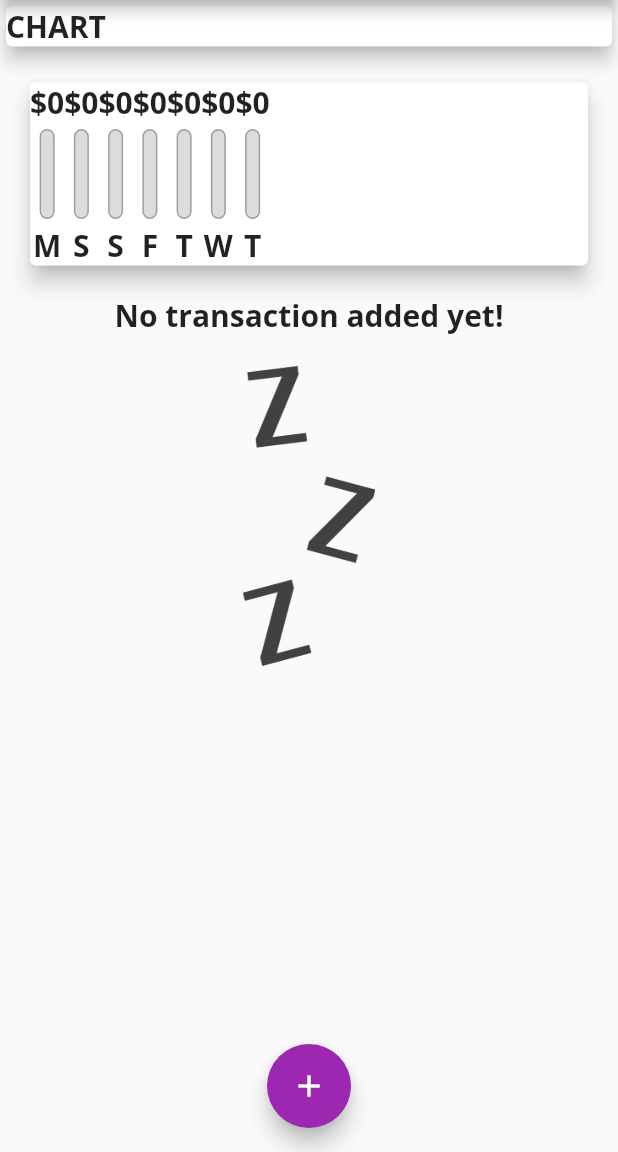
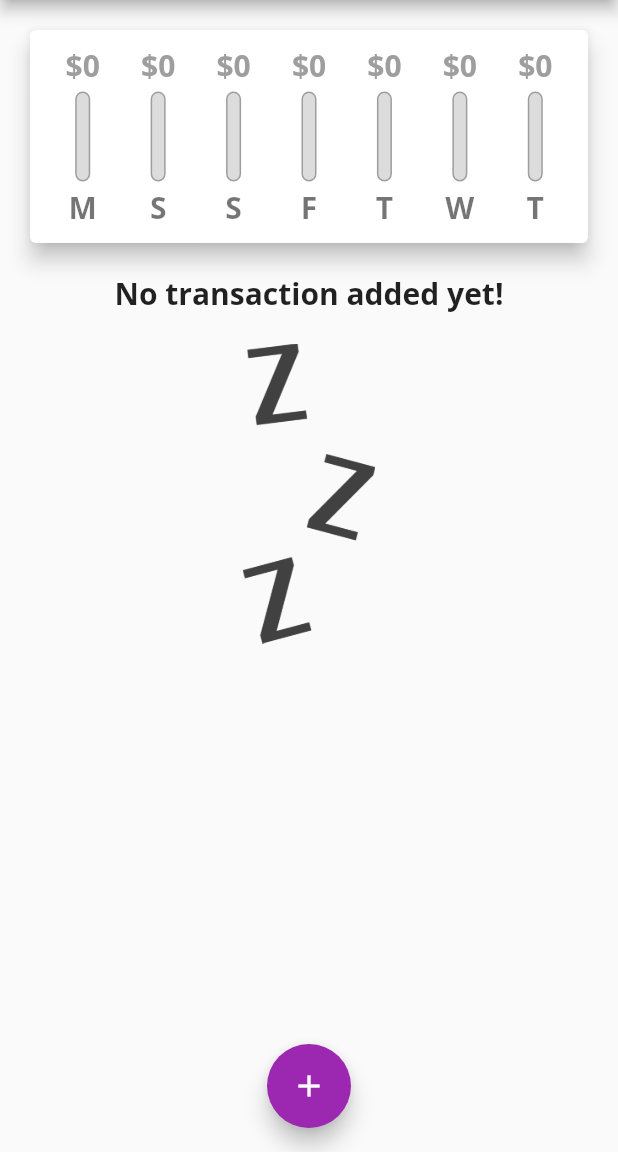
Before and after one commit to khadetou/personal_expenses, a Flutter app: the screen it shows after launch, on a phone screen of 412 x 824 dp, the part 84-1236 px from its top. Run offline on Flutter 3.47's test engine with Material 2 defaults, Android fonts, the phone set to English and light mode, and no system bars.

Commit message:
finishing the chart bars

```diff
--- a/lib/screen/home.dart
+++ b/lib/screen/home.dart
@@ -77,13 +77,6 @@ class _MyHomePageState extends State<MyHomePage> {
         child: Column(
           crossAxisAlignment: CrossAxisAlignment.stretch,
           children: <Widget>[
-            const SizedBox(
-              width: double.infinity,
-              child: Card(
-                child: Text('CHART'),
-                elevation: 5,
-              ),
-            ),
             Chart(recentTransaction: _recentTransaction),
             TransactionList(transactions: _userTransactions)
           ],
--- a/lib/widget/chart.dart
+++ b/lib/widget/chart.dart
@@ -42,16 +42,23 @@ class Chart extends StatelessWidget {
     return Card(
       elevation: 6,
       margin: const EdgeInsets.all(20),
+      child: Padding(
+        padding: const EdgeInsets.all(10),
         child: Row(
+          mainAxisAlignment: MainAxisAlignment.spaceAround,
           children: groupedTransactionValues.map((data) {
-          return ChartBar(
+            return Flexible(
+              fit: FlexFit.tight,
+              child: ChartBar(
                 label: data['day'] as String,
                 spendingAmount: data['amount'] as double,
                 spendingPctOfTotal: totalSpending == 0.0
                     ? 0.0
                     : (data['amount'] as double) / totalSpending,
+              ),
             );
           }).toList(),
+        ),
       ),
     );
   }
--- a/lib/widget/chart_bar.dart
+++ b/lib/widget/chart_bar.dart
@@ -1,3 +1,5 @@
+import 'dart:ui';
+
 import "package:flutter/material.dart";
 
 class ChartBar extends StatelessWidget {
@@ -5,7 +7,7 @@ class ChartBar extends StatelessWidget {
   final double spendingAmount;
   final double spendingPctOfTotal;
 
-  ChartBar({
+  const ChartBar({
     Key? key,
     required this.label,
     required this.spendingAmount,
@@ -16,7 +18,12 @@ class ChartBar extends StatelessWidget {
   Widget build(BuildContext context) {
     return Column(
       children: <Widget>[
-        Text("\$${spendingAmount.toStringAsFixed(0)}"),
+        FittedBox(
+          child: Text(
+            "\$${spendingAmount.toStringAsFixed(0)}",
+            style: const TextStyle(color: Colors.grey),
+          ),
+        ),
         const SizedBox(
           height: 4,
         ),
@@ -49,7 +56,10 @@ class ChartBar extends StatelessWidget {
         const SizedBox(
           height: 4,
         ),
-        Text(label)
+        Text(
+          label,
+          style: const TextStyle(color: Colors.black54),
+        )
       ],
     );
   }
```
Lines whose indentation alone changed are shown as unchanged.
